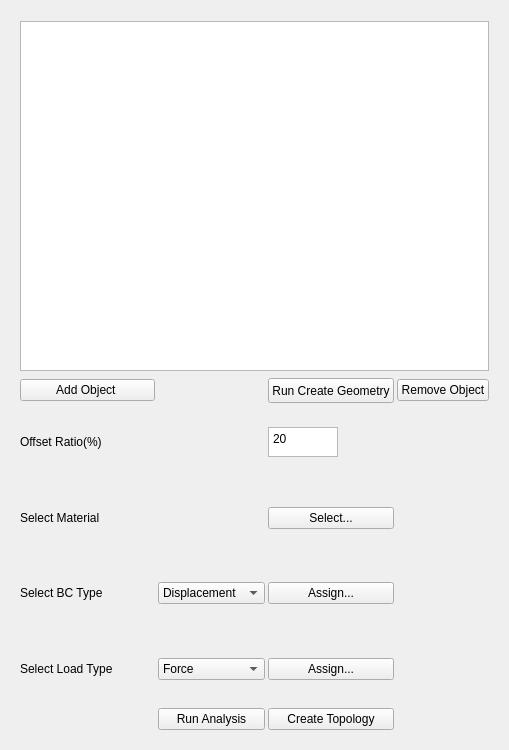
Old version of the form fembygen/ui/createGeo.ui in the repository Serince/FEMbyGEN.
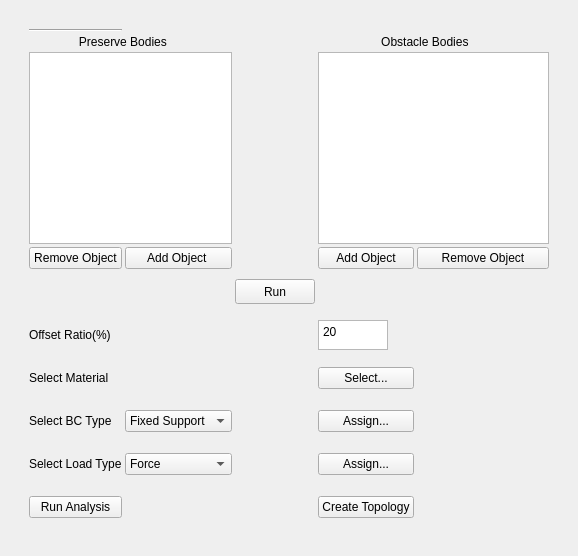
New version of the form.

Commit message:
added "preserve and obstacle" widget and task (#32)
* updated "createGeo" commend

* createGeo commend modified

* bug fixed

* bug fixed

* Created "preserve and obstacle"bodises selection

* added widget "preserve and obstacle bodies"

The edit to the form file:
```diff
--- a/fembygen/ui/createGeo.ui
+++ b/fembygen/ui/createGeo.ui
@@ -6,8 +6,8 @@
    <rect>
     <x>0</x>
     <y>0</y>
-    <width>509</width>
-    <height>750</height>
+    <width>578</width>
+    <height>556</height>
    </rect>
   </property>
   <property name="windowTitle">
@@ -17,46 +17,13 @@
    <item row="0" column="0">
     <widget class="QWidget" name="widget" native="true">
      <layout class="QGridLayout" name="gridLayout_9">
-      <item row="1" column="0">
-       <layout class="QGridLayout" name="gridLayout_8" rowstretch="1,0,0,0,0,0,0" columnstretch="1,0,0,0">
+      <item row="0" column="0">
+       <widget class="QWidget" name="layout" native="true">
+        <layout class="QGridLayout" name="gridLayout_8" rowstretch="1,0,0,0,0,0,0,0,0,0" columnstretch="1,0,0,0,0">
         <property name="spacing">
          <number>3</number>
         </property>
-        <item row="3" column="2">
-         <widget class="QPushButton" name="SelectMaterial">
-          <property name="text">
-           <string>Select...</string>
-          </property>
-         </widget>
-        </item>
-        <item row="0" column="0">
-         <widget class="QPushButton" name="addItem">
-          <property name="text">
-           <string>Add Object </string>
-          </property>
-         </widget>
-        </item>
-        <item row="5" column="2">
-         <widget class="QPushButton" name="AssignLoad">
-          <property name="text">
-           <string>Assign...</string>
-          </property>
-         </widget>
-        </item>
-        <item row="3" column="3">
-         <spacer name="verticalSpacer_5">
-          <property name="orientation">
-           <enum>Qt::Vertical</enum>
-          </property>
-          <property name="sizeHint" stdset="0">
-           <size>
-            <width>20</width>
-            <height>40</height>
-           </size>
-          </property>
-         </spacer>
-        </item>
-        <item row="2" column="0">
+         <item row="5" column="0">
          <widget class="QLabel" name="offsetRatiol">
           <property name="sizePolicy">
            <sizepolicy hsizetype="Fixed" vsizetype="Preferred">
@@ -75,7 +42,41 @@
           </property>
          </widget>
         </item>
-        <item row="4" column="2">
+         <item row="8" column="3">
+          <widget class="QPushButton" name="AssignLoad">
+           <property name="text">
+            <string>Assign...</string>
+           </property>
+          </widget>
+         </item>
+         <item row="7" column="1">
+          <widget class="QComboBox" name="SelectBCtype">
+           <item>
+            <property name="text">
+             <string>Fixed Support</string>
+            </property>
+           </item>
+           <item>
+            <property name="text">
+             <string>Displacement</string>
+            </property>
+           </item>
+          </widget>
+         </item>
+         <item row="7" column="0">
+          <widget class="QLabel" name="Bc_type">
+           <property name="maximumSize">
+            <size>
+             <width>16777215</width>
+             <height>30</height>
+            </size>
+           </property>
+           <property name="text">
+            <string>Select BC Type</string>
+           </property>
+          </widget>
+         </item>
+         <item row="7" column="3">
          <widget class="QPushButton" name="AssignBC">
           <property name="styleSheet">
            <string notr="true">selection-background-color: qlineargradient(spread:pad, x1:0, y1:0, x2:1, y2:0, stop:0 rgba(0, 0, 0, 255), stop:1 rgba(255, 255, 255, 255));</string>
@@ -85,27 +86,24 @@
           </property>
          </widget>
         </item>
-        <item row="4" column="3">
-         <spacer name="verticalSpacer_6">
+         <item row="0" column="0">
+          <widget class="Line" name="line">
           <property name="orientation">
-           <enum>Qt::Vertical</enum>
-          </property>
-          <property name="sizeHint" stdset="0">
-           <size>
-            <width>20</width>
-            <height>40</height>
-           </size>
-          </property>
-         </spacer>
-        </item>
-        <item row="0" column="3">
-         <widget class="QPushButton" name="RemoveObj">
+            <enum>Qt::Horizontal</enum>
+           </property>
+          </widget>
+         </item>
+         <item row="2" column="0" colspan="2">
+          <widget class="QListWidget" name="preserve_bodies"/>
+         </item>
+         <item row="9" column="3">
+          <widget class="QPushButton" name="topology_create">
           <property name="text">
-           <string>Remove Object</string>
+            <string>Create Topology</string>
           </property>
          </widget>
         </item>
-        <item row="3" column="0">
+         <item row="6" column="0">
          <widget class="QLabel" name="selectMaterialL">
           <property name="maximumSize">
            <size>
@@ -118,41 +116,20 @@
           </property>
          </widget>
         </item>
-        <item row="4" column="1">
-         <widget class="QComboBox" name="SelectBCtype">
-          <item>
-           <property name="text">
-            <string>Displacement</string>
+         <item row="2" column="2">
+          <spacer name="horizontalSpacer">
+           <property name="orientation">
+            <enum>Qt::Horizontal</enum>
            </property>
-          </item>
-          <item>
-           <property name="text">
-            <string>Fixed Support</string>
-           </property>
-          </item>
-         </widget>
-        </item>
-        <item row="5" column="0">
-         <widget class="QLabel" name="forceL">
-          <property name="text">
-           <string>Select Load Type</string>
-          </property>
-         </widget>
-        </item>
-        <item row="4" column="0">
-         <widget class="QLabel" name="Bc_type">
-          <property name="maximumSize">
+           <property name="sizeHint" stdset="0">
            <size>
-            <width>16777215</width>
-            <height>30</height>
-           </size>
-          </property>
-          <property name="text">
-           <string>Select BC Type</string>
-          </property>
-         </widget>
-        </item>
-        <item row="5" column="1">
+             <width>40</width>
+             <height>20</height>
+            </size>
+           </property>
+          </spacer>
+         </item>
+         <item row="8" column="1">
          <widget class="QComboBox" name="SelectLoadtype">
           <item>
            <property name="text">
@@ -166,46 +143,47 @@
           </item>
          </widget>
         </item>
+         <item row="9" column="0">
+          <widget class="QPushButton" name="run_analysis">
+           <property name="text">
+            <string>Run Analysis</string>
+           </property>
+          </widget>
+         </item>
+         <item row="9" column="4">
+          <spacer name="verticalSpacer">
+           <property name="orientation">
+            <enum>Qt::Vertical</enum>
+           </property>
+           <property name="sizeHint" stdset="0">
+            <size>
+             <width>20</width>
+             <height>40</height>
+            </size>
+           </property>
+          </spacer>
+         </item>
+         <item row="6" column="4">
+          <spacer name="verticalSpacer_5">
+           <property name="orientation">
+            <enum>Qt::Vertical</enum>
+           </property>
+           <property name="sizeHint" stdset="0">
+            <size>
+             <width>20</width>
+             <height>40</height>
+            </size>
+           </property>
+          </spacer>
+         </item>
+         <item row="8" column="0">
+          <widget class="QLabel" name="forceL">
+           <property name="text">
+            <string>Select Load Type</string>
+           </property>
+          </widget>
+         </item>
         <item row="5" column="3">
-         <spacer name="verticalSpacer_7">
-          <property name="orientation">
-           <enum>Qt::Vertical</enum>
-          </property>
-          <property name="sizeHint" stdset="0">
-           <size>
-            <width>20</width>
-            <height>40</height>
-           </size>
-          </property>
-         </spacer>
-        </item>
-        <item row="2" column="3">
-         <spacer name="verticalSpacer_4">
-          <property name="orientation">
-           <enum>Qt::Vertical</enum>
-          </property>
-          <property name="sizeHint" stdset="0">
-           <size>
-            <width>20</width>
-            <height>40</height>
-           </size>
-          </property>
-         </spacer>
-        </item>
-        <item row="0" column="2">
-         <widget class="QPushButton" name="Run">
-          <property name="minimumSize">
-           <size>
-            <width>0</width>
-            <height>25</height>
-           </size>
-          </property>
-          <property name="text">
-           <string>Run Create Geometry</string>
-          </property>
-         </widget>
-        </item>
-        <item row="2" column="2">
          <widget class="QPlainTextEdit" name="OffsetRatio">
           <property name="sizePolicy">
            <sizepolicy hsizetype="Expanding" vsizetype="Expanding">
@@ -224,65 +202,125 @@
           </property>
          </widget>
         </item>
-        <item row="6" column="2">
-         <widget class="QPushButton" name="topology_create">
+         <item row="8" column="4">
+          <spacer name="verticalSpacer_7">
+           <property name="orientation">
+            <enum>Qt::Vertical</enum>
+           </property>
+           <property name="sizeHint" stdset="0">
+            <size>
+             <width>20</width>
+             <height>40</height>
+            </size>
+           </property>
+          </spacer>
+         </item>
+         <item row="3" column="3">
+          <widget class="QPushButton" name="addItem_in_obstacle">
           <property name="text">
-           <string>Create Topology</string>
+            <string>Add Object</string>
           </property>
          </widget>
         </item>
-        <item row="6" column="1">
-         <widget class="QPushButton" name="run_analysis">
+         <item row="7" column="4">
+          <spacer name="verticalSpacer_6">
+           <property name="orientation">
+            <enum>Qt::Vertical</enum>
+           </property>
+           <property name="sizeHint" stdset="0">
+            <size>
+             <width>20</width>
+             <height>40</height>
+            </size>
+           </property>
+          </spacer>
+         </item>
+         <item row="2" column="3" colspan="2">
+          <widget class="QListWidget" name="obstacle_bodies"/>
+         </item>
+         <item row="5" column="4">
+          <spacer name="verticalSpacer_4">
+           <property name="orientation">
+            <enum>Qt::Vertical</enum>
+           </property>
+           <property name="sizeHint" stdset="0">
+            <size>
+             <width>20</width>
+             <height>40</height>
+            </size>
+           </property>
+          </spacer>
+         </item>
+         <item row="3" column="4">
+          <widget class="QPushButton" name="remove_in_obstacle">
           <property name="text">
-           <string>Run Analysis</string>
+            <string>Remove Object</string>
           </property>
          </widget>
         </item>
-       </layout>
-      </item>
-      <item row="0" column="0">
-       <layout class="QVBoxLayout" name="verticalLayout">
-        <item>
-         <widget class="QListWidget" name="addingTree">
-          <property name="sizePolicy">
-           <sizepolicy hsizetype="Expanding" vsizetype="Expanding">
-            <horstretch>0</horstretch>
-            <verstretch>0</verstretch>
-           </sizepolicy>
-          </property>
+         <item row="3" column="0">
+          <widget class="QPushButton" name="remove_in_preserve">
+           <property name="text">
+            <string>Remove Object</string>
+           </property>
+          </widget>
+         </item>
+         <item row="3" column="1">
+          <widget class="QPushButton" name="addItem_in_preserve">
+           <property name="text">
+            <string>Add Object </string>
+           </property>
+          </widget>
+         </item>
+         <item row="6" column="3">
+          <widget class="QPushButton" name="SelectMaterial">
+           <property name="text">
+            <string>Select...</string>
+           </property>
+          </widget>
+         </item>
+         <item row="1" column="0" colspan="2">
+          <widget class="QLabel" name="label">
+           <property name="text">
+            <string>               Preserve Bodies</string>
+           </property>
+          </widget>
+         </item>
+         <item row="1" column="3" colspan="2">
+          <widget class="QLabel" name="label_2">
+           <property name="text">
+            <string>                   Obstacle Bodies</string>
+           </property>
+          </widget>
+         </item>
+         <item row="4" column="4">
+          <spacer name="verticalSpacer_2">
+           <property name="orientation">
+            <enum>Qt::Vertical</enum>
+           </property>
+           <property name="sizeHint" stdset="0">
+            <size>
+             <width>20</width>
+             <height>40</height>
+            </size>
+           </property>
+          </spacer>
+         </item>
+         <item row="4" column="2">
+          <widget class="QPushButton" name="Run">
           <property name="minimumSize">
            <size>
             <width>0</width>
-            <height>0</height>
-           </size>
-          </property>
-          <property name="maximumSize">
-           <size>
-            <width>16777215</width>
-            <height>350</height>
-           </size>
-          </property>
-          <property name="toolTip">
-           <string>Click the row to open file</string>
-          </property>
-          <property name="verticalScrollBarPolicy">
-           <enum>Qt::ScrollBarAsNeeded</enum>
-          </property>
-          <property name="horizontalScrollBarPolicy">
-           <enum>Qt::ScrollBarAsNeeded</enum>
-          </property>
-          <property name="sizeAdjustPolicy">
-           <enum>QAbstractScrollArea::AdjustToContents</enum>
-          </property>
-          <property name="selectionMode">
-           <enum>QAbstractItemView::MultiSelection</enum>
+             <height>25</height>
+            </size>
+           </property>
+           <property name="text">
+            <string>Run</string>
           </property>
          </widget>
         </item>
-        <item>
-         <layout class="QHBoxLayout" name="horizontalLayout_7"/>
-        </item>
-       </layout>
+        </layout>
+       </widget>
       </item>
      </layout>
     </widget>
```
Lines whose indentation alone changed are shown as unchanged. The commit also changes 2 other files.
